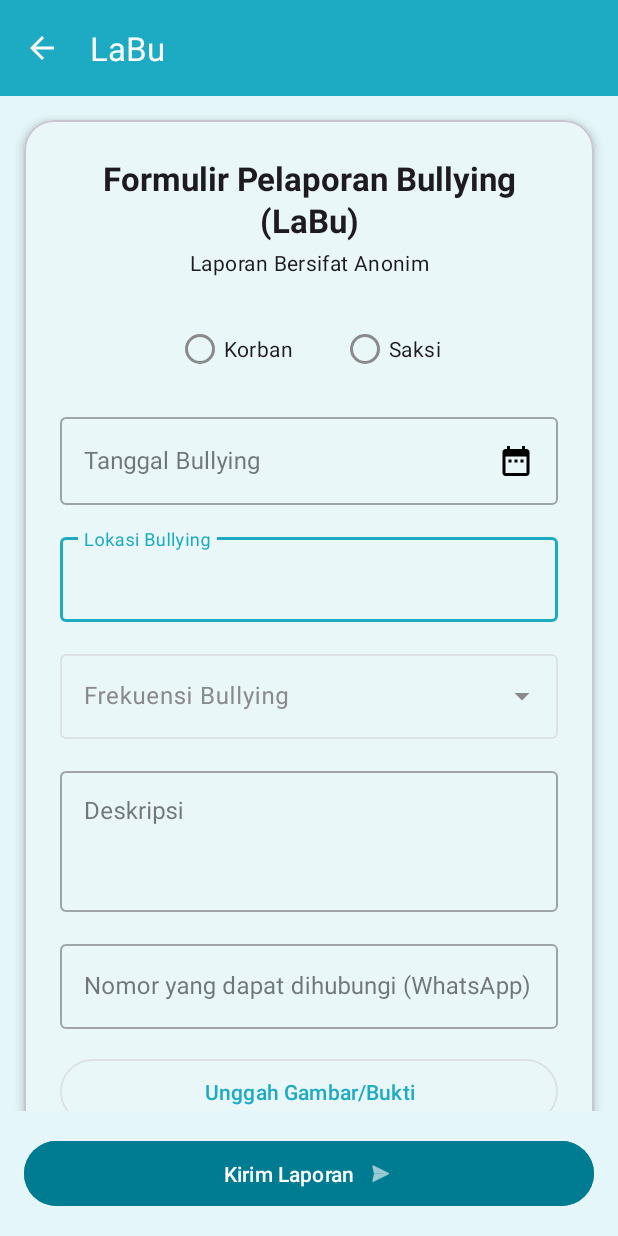
After one commit to khrlanamm/Mandu_TemanNgadu, an Android app: the ReportActivity screen opened directly, with no data from a screen before it, on a phone screen of 412 x 824 dp. The commit adds this screen. Run offline under Robolectric (Android 15) with nearby library versions, the phone set to English and light mode, and no system bars; our stand-ins replace Firebase (no records; nobody signed in at launch, a user with empty details on screens opened directly).

Commit message:
Report Done

```diff
--- a/app/src/main/java/com/khrlanamm/mandu/MainActivity.kt
+++ b/app/src/main/java/com/khrlanamm/mandu/MainActivity.kt
@@ -8,6 +8,7 @@ import androidx.appcompat.app.AppCompatActivity
 import androidx.appcompat.app.AppCompatDelegate
 import com.khrlanamm.mandu.databinding.ActivityMainBinding
 import com.khrlanamm.mandu.ui.profile.ProfileActivity
+import com.khrlanamm.mandu.ui.report.ReportActivity
 
 class MainActivity : AppCompatActivity() {
 
@@ -22,6 +23,11 @@ class MainActivity : AppCompatActivity() {
 
         setSupportActionBar(binding.toolbar)
         supportActionBar?.setDisplayShowTitleEnabled(false)
+
+        binding.fab.setOnClickListener {
+            val intent = Intent(this, ReportActivity::class.java)
+            startActivity(intent)
+        }
     }
 
     override fun onCreateOptionsMenu(menu: Menu): Boolean {
--- a/app/src/main/java/com/khrlanamm/mandu/ui/profile/ProfileActivity.kt
+++ b/app/src/main/java/com/khrlanamm/mandu/ui/profile/ProfileActivity.kt
@@ -28,7 +28,7 @@ class ProfileActivity : AppCompatActivity() {
 
         setSupportActionBar(binding.toolbar)
         supportActionBar?.apply {
-            title = "Profil Pengguna"
+            title = getString(R.string.action_account)
             setDisplayHomeAsUpEnabled(true)
         }
 
--- /dev/null
+++ b/app/src/main/res/drawable/ic_date_range.xml
@@ -0,0 +1,5 @@
+<vector xmlns:android="http://schemas.android.com/apk/res/android" android:height="24dp" android:tint="#000000" android:viewportHeight="24" android:viewportWidth="24" android:width="24dp">
+
+    <path android:fillColor="@android:color/white" android:pathData="M9,11L7,11v2h2v-2zM13,11h-2v2h2v-2zM17,11h-2v2h2v-2zM19,4h-1L18,2h-2v2L8,4L8,2L6,2v2L5,4c-1.11,0 -1.99,0.9 -1.99,2L3,20c0,1.1 0.89,2 2,2h14c1.1,0 2,-0.9 2,-2L21,6c0,-1.1 -0.9,-2 -2,-2zM19,20L5,20L5,9h14v11z"/>
+
+</vector>
--- /dev/null
+++ b/app/src/main/res/layout/activity_report.xml
@@ -0,0 +1,246 @@
+<?xml version="1.0" encoding="utf-8"?>
+<androidx.constraintlayout.widget.ConstraintLayout xmlns:android="http://schemas.android.com/apk/res/android"
+    xmlns:app="http://schemas.android.com/apk/res-auto"
+    xmlns:tools="http://schemas.android.com/tools"
+    android:id="@+id/main"
+    android:layout_width="match_parent"
+    android:layout_height="match_parent"
+    android:background="@color/tosca_mandu_light"
+    tools:context=".ui.report.ReportActivity">
+
+    <com.google.android.material.appbar.AppBarLayout
+        android:id="@+id/appbar"
+        android:layout_width="0dp"
+        android:layout_height="wrap_content"
+        android:background="@color/tosca_mandu"
+        app:layout_constraintEnd_toEndOf="parent"
+        app:layout_constraintStart_toStartOf="parent"
+        app:layout_constraintTop_toTopOf="parent">
+
+        <com.google.android.material.appbar.MaterialToolbar
+            android:id="@+id/toolbar"
+            android:layout_width="match_parent"
+            android:layout_height="?attr/actionBarSize"
+            app:navigationIconTint="?attr/colorOnPrimary"
+            app:title="@string/action_report"
+            app:titleTextColor="?attr/colorOnPrimary" />
+    </com.google.android.material.appbar.AppBarLayout>
+
+    <com.google.android.material.button.MaterialButton
+        android:id="@+id/button_kirim_laporan"
+        android:layout_width="0dp"
+        android:layout_height="wrap_content"
+        android:layout_marginStart="16dp"
+        android:layout_marginEnd="16dp"
+        android:layout_marginBottom="16dp"
+        android:backgroundTint="@color/tosca_mandu_dark"
+        android:paddingTop="12dp"
+        android:paddingBottom="12dp"
+        android:text="Kirim Laporan"
+        android:textColor="?attr/colorOnPrimary"
+        app:cornerRadius="24dp"
+        app:icon="@android:drawable/ic_menu_send"
+        app:iconGravity="textEnd"
+        app:layout_constraintBottom_toBottomOf="parent"
+        app:layout_constraintEnd_toEndOf="parent"
+        app:layout_constraintStart_toStartOf="parent" />
+
+    <!-- Konten form yang bisa di-scroll -->
+    <androidx.core.widget.NestedScrollView
+        android:id="@+id/nested_scroll_view"
+        android:layout_width="0dp"
+        android:layout_height="0dp"
+        android:layout_marginBottom="16dp"
+        app:layout_constraintBottom_toTopOf="@id/button_kirim_laporan"
+        app:layout_constraintEnd_toEndOf="parent"
+        app:layout_constraintStart_toStartOf="parent"
+        app:layout_constraintTop_toBottomOf="@id/appbar">
+
+        <!-- CardView sebagai container form dengan sudut membulat -->
+        <com.google.android.material.card.MaterialCardView
+            android:id="@+id/form_card"
+            android:layout_width="match_parent"
+            android:layout_height="wrap_content"
+            android:layout_margin="16dp"
+            app:cardCornerRadius="20dp"
+            app:cardElevation="4dp">
+
+            <LinearLayout
+                android:layout_width="match_parent"
+                android:layout_height="wrap_content"
+                android:orientation="vertical"
+                android:padding="24dp">
+
+                <!-- Judul Form -->
+                <TextView
+                    android:id="@+id/tv_form_title"
+                    android:layout_width="match_parent"
+                    android:layout_height="wrap_content"
+                    android:gravity="center"
+                    android:text="Formulir Pelaporan Bullying (LaBu)"
+                    android:textAppearance="@style/TextAppearance.Material3.TitleLarge"
+                    android:textStyle="bold" />
+
+                <!-- Keterangan Anonim -->
+                <TextView
+                    android:id="@+id/tv_form_subtitle"
+                    android:layout_width="match_parent"
+                    android:layout_height="wrap_content"
+                    android:layout_marginTop="4dp"
+                    android:gravity="center"
+                    android:text="Laporan Bersifat Anonim"
+                    android:textAppearance="@style/TextAppearance.Material3.BodyMedium" />
+
+                <!-- Pilihan Korban atau Saksi -->
+                <RadioGroup
+                    android:id="@+id/radio_group_role"
+                    android:layout_width="match_parent"
+                    android:layout_height="wrap_content"
+                    android:layout_marginTop="24dp"
+                    android:gravity="center"
+                    android:orientation="horizontal">
+
+                    <RadioButton
+                        android:id="@+id/radio_korban"
+                        android:layout_width="wrap_content"
+                        android:layout_height="wrap_content"
+                        android:layout_marginEnd="32dp"
+                        android:text="Korban" />
+
+                    <RadioButton
+                        android:id="@+id/radio_saksi"
+                        android:layout_width="wrap_content"
+                        android:layout_height="wrap_content"
+                        android:text="Saksi" />
+                </RadioGroup>
+
+                <!-- Input Tanggal Bullying (Gunakan Date Picker dari kode Kotlin/Java) -->
+                <com.google.android.material.textfield.TextInputLayout
+                    android:id="@+id/til_tanggal"
+                    style="@style/Widget.MaterialComponents.TextInputLayout.OutlinedBox"
+                    android:layout_width="match_parent"
+                    android:layout_height="wrap_content"
+                    android:layout_marginTop="16dp"
+                    android:hint="Tanggal Bullying">
+
+                    <com.google.android.material.textfield.TextInputEditText
+                        android:id="@+id/et_tanggal"
+                        android:layout_width="match_parent"
+                        android:layout_height="wrap_content"
+                        android:focusable="false"
+                        android:clickable="true"
+                        android:drawableEnd="@drawable/ic_date_range" />
+                </com.google.android.material.textfield.TextInputLayout>
+
+                <!-- Input Lokasi Bullying -->
+                <com.google.android.material.textfield.TextInputLayout
+                    android:id="@+id/til_lokasi"
+                    style="@style/Widget.MaterialComponents.TextInputLayout.OutlinedBox"
+                    android:layout_width="match_parent"
+                    android:layout_height="wrap_content"
+                    android:layout_marginTop="16dp"
+                    android:hint="Lokasi Bullying">
+
+                    <com.google.android.material.textfield.TextInputEditText
+                        android:id="@+id/et_lokasi"
+                        android:layout_width="match_parent"
+                        android:layout_height="wrap_content"
+                        android:inputType="text"
+                        tools:text="Kelas 11 C SMANDI" />
+                </com.google.android.material.textfield.TextInputLayout>
+
+                <!-- Dropdown Frekuensi Bullying -->
+                <com.google.android.material.textfield.TextInputLayout
+                    android:id="@+id/til_frekuensi"
+                    style="@style/Widget.Material3.TextInputLayout.OutlinedBox.ExposedDropdownMenu"
+                    android:layout_width="match_parent"
+                    android:layout_height="wrap_content"
+                    android:layout_marginTop="16dp"
+                    android:hint="Frekuensi Bullying">
+
+                    <AutoCompleteTextView
+                        android:id="@+id/actv_frekuensi"
+                        android:layout_width="match_parent"
+                        android:layout_height="wrap_content"
+                        android:inputType="none"
+                        tools:ignore="LabelFor" />
+                </com.google.android.material.textfield.TextInputLayout>
+
+                <com.google.android.material.textfield.TextInputLayout
+                    android:id="@+id/til_deskripsi"
+                    style="@style/Widget.MaterialComponents.TextInputLayout.OutlinedBox"
+                    android:layout_width="match_parent"
+                    android:layout_height="wrap_content"
+                    android:layout_marginTop="16dp"
+                    android:hint="Deskripsi">
+
+                    <com.google.android.material.textfield.TextInputEditText
+                        android:id="@+id/et_deskripsi"
+                        android:layout_width="match_parent"
+                        android:layout_height="wrap_content"
+                        android:gravity="top"
+                        android:inputType="textMultiLine"
+                        android:lines="5"
+                        android:minLines="3" />
+                </com.google.android.material.textfield.TextInputLayout>
+
+                <!-- Input Nomor WhatsApp -->
+                <com.google.android.material.textfield.TextInputLayout
+                    android:id="@+id/til_whatsapp"
+                    style="@style/Widget.MaterialComponents.TextInputLayout.OutlinedBox"
+                    android:layout_width="match_parent"
+                    android:layout_height="wrap_content"
+                    android:layout_marginTop="16dp"
+                    android:hint="Nomor yang dapat dihubungi (WhatsApp)">
+
+                    <com.google.android.material.textfield.TextInputEditText
+                        android:id="@+id/et_whatsapp"
+                        android:layout_width="match_parent"
+                        android:layout_height="wrap_content"
+                        android:inputType="phone"
+                        tools:text="081234567890" />
+                </com.google.android.material.textfield.TextInputLayout>
+
+
+                <!-- Placeholder untuk preview gambar -->
+                <ImageView
+                    android:id="@+id/iv_preview_bukti"
+                    android:layout_width="match_parent"
+                    android:layout_height="200dp"
+                    android:layout_marginTop="16dp"
+                    android:contentDescription="Preview Bukti"
+                    android:scaleType="centerCrop"
+                    android:visibility="gone"
+                    tools:srcCompat="@tools:sample/backgrounds/scenic" />
+
+                <!-- Tombol Unggah Gambar -->
+                <com.google.android.material.button.MaterialButton
+                    android:id="@+id/button_unggah_bukti"
+                    style="@style/Widget.Material3.Button.OutlinedButton"
+                    android:layout_width="match_parent"
+                    android:layout_height="wrap_content"
+                    android:layout_marginTop="16dp"
+                    android:paddingTop="12dp"
+                    android:paddingBottom="12dp"
+                    android:text="Unggah Gambar/Bukti"
+                    app:cornerRadius="24dp" />
+
+            </LinearLayout>
+
+        </com.google.android.material.card.MaterialCardView>
+
+    </androidx.core.widget.NestedScrollView>
+
+    <ProgressBar
+        android:id="@+id/progress_bar"
+        style="?android:attr/progressBarStyle"
+        android:layout_width="wrap_content"
+        android:layout_height="wrap_content"
+        android:visibility="gone"
+        app:layout_constraintBottom_toBottomOf="parent"
+        app:layout_constraintEnd_toEndOf="parent"
+        app:layout_constraintStart_toStartOf="parent"
+        app:layout_constraintTop_toTopOf="parent"
+        tools:visibility="visible" />
+
+</androidx.constraintlayout.widget.ConstraintLayout>
```
Also changed, not shown: app/src/main/AndroidManifest.xml (+12 -2 lines), app/src/main/java/com/khrlanamm/mandu/ui/report/ReportActivity.kt (added, +262 -0 lines), app/src/main/res/navigation/nav_graph.xml (deleted, +0 -28 lines), app/src/main/res/values/strings.xml (+10 -43 lines).
